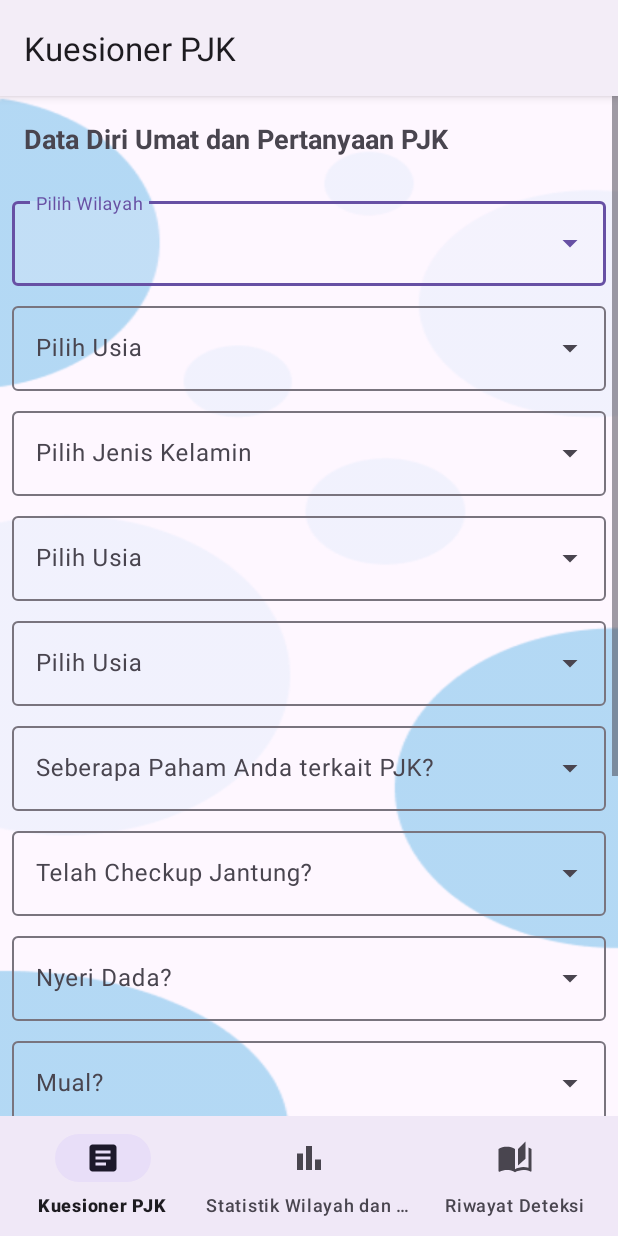
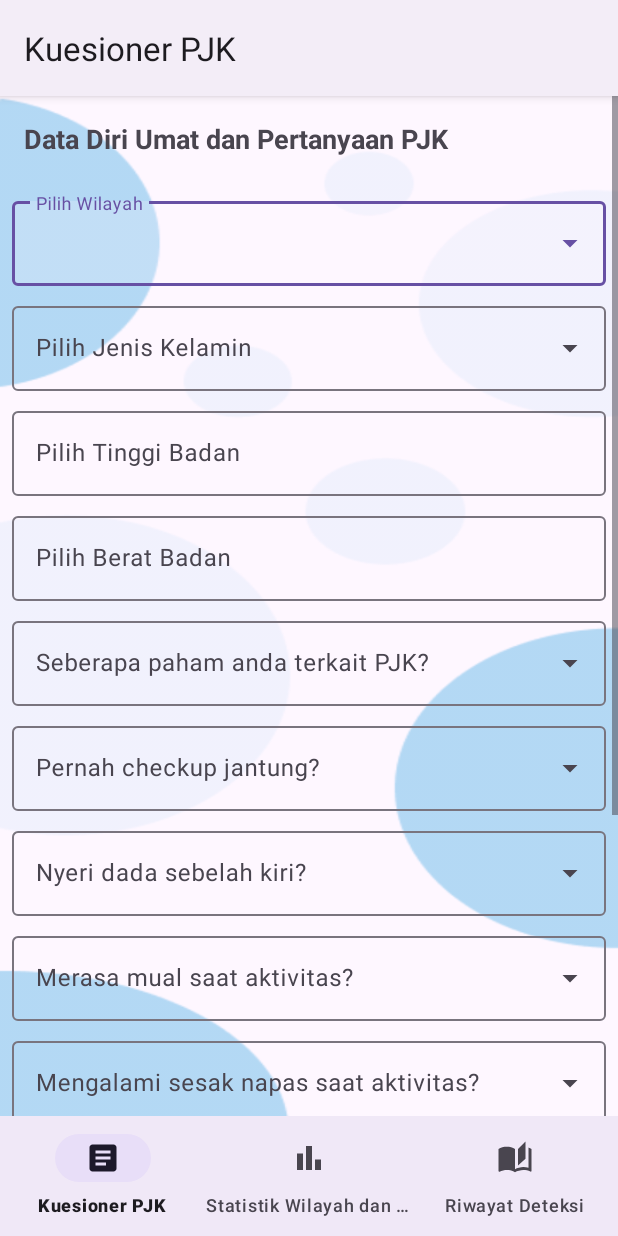
Before and after one commit to proyek-perangkat-lunak-de-la-salle/Mobile-Android, an Android app: the QuestionerFragment screen opened directly, with no data from a screen before it, on a phone screen of 412 x 824 dp. Run offline under Robolectric (Android 15) with nearby library versions, the phone set to English and light mode, and no system bars; our stand-ins replace navigation-ui.

Commit message:
fixing the fragment kuesioner layout

```diff
--- a/app/src/main/res/layout/fragment_questioner.xml
+++ b/app/src/main/res/layout/fragment_questioner.xml
@@ -33,16 +33,16 @@
                 android:textStyle="bold" />
 
             <com.google.android.material.textfield.TextInputLayout
-                android:id="@+id/pilih_wilayah_layout"
+                android:id="@+id/wilayah_layout"
                 style="@style/Widget.Material3.TextInputLayout.OutlinedBox.ExposedDropdownMenu"
                 android:layout_width="match_parent"
                 android:layout_height="wrap_content"
                 android:layout_marginHorizontal="8dp"
                 android:layout_marginTop="8dp"
-                android:hint="Pilih Wilayah">
+                android:hint="@string/hint_pilih_wilayah">
 
                 <AutoCompleteTextView
-                    android:id="@+id/autoCompletePilihWilayah"
+                    android:id="@+id/pilih_wilayah"
                     android:layout_width="match_parent"
                     android:layout_height="wrap_content"
                     android:inputType="none"
@@ -51,34 +51,16 @@
             </com.google.android.material.textfield.TextInputLayout>
 
             <com.google.android.material.textfield.TextInputLayout
-                android:id="@+id/usia_edt_layout"
+                android:id="@+id/jenis_kelamin_layout"
                 style="@style/Widget.Material3.TextInputLayout.OutlinedBox.ExposedDropdownMenu"
                 android:layout_width="match_parent"
                 android:layout_height="wrap_content"
                 android:layout_marginHorizontal="8dp"
                 android:layout_marginTop="8dp"
-                android:hint="Pilih Usia">
+                android:hint="@string/hint_pilih_jenis_kelamin">
 
                 <AutoCompleteTextView
-                    android:id="@+id/autoCompletePilihUsia"
-                    android:layout_width="match_parent"
-                    android:layout_height="wrap_content"
-                    android:inputType="none"
-                    app:simpleItems="@array/umur" />
-
-            </com.google.android.material.textfield.TextInputLayout>
-
-            <com.google.android.material.textfield.TextInputLayout
-                android:id="@+id/gender_edt_layout"
-                style="@style/Widget.Material3.TextInputLayout.OutlinedBox.ExposedDropdownMenu"
-                android:layout_width="match_parent"
-                android:layout_height="wrap_content"
-                android:layout_marginHorizontal="8dp"
-                android:layout_marginTop="8dp"
-                android:hint="Pilih Jenis Kelamin">
-
-                <AutoCompleteTextView
-                    android:id="@+id/autoCompletePilihGender"
+                    android:id="@+id/pilih_jenis_kelamin"
                     android:layout_width="match_parent"
                     android:layout_height="wrap_content"
                     android:inputType="none"
@@ -87,52 +69,48 @@
             </com.google.android.material.textfield.TextInputLayout>
 
             <com.google.android.material.textfield.TextInputLayout
-                android:id="@+id/tinggi_badan_edt_layout"
+                android:id="@+id/tinggi_layout"
+                android:layout_width="match_parent"
+                android:layout_height="wrap_content"
+                android:layout_marginHorizontal="8dp"
+                android:layout_marginTop="8dp"
+                android:hint="@string/hint_pilih_tinggi_badan">
+
+                <com.google.android.material.textfield.TextInputEditText
+                    android:id="@+id/edt_tinggi"
+                    android:layout_width="match_parent"
+                    android:layout_height="wrap_content"
+                    android:inputType="number"/>
+
+            </com.google.android.material.textfield.TextInputLayout>
+
+            <com.google.android.material.textfield.TextInputLayout
+                android:id="@+id/berat_badan_layout"
+                android:layout_width="match_parent"
+                android:layout_height="wrap_content"
+                android:layout_marginHorizontal="8dp"
+                android:layout_marginTop="8dp"
+                android:hint="@string/hint_berat_badan">
+
+                <com.google.android.material.textfield.TextInputEditText
+                    android:id="@+id/edt_berat_badan"
+                    android:layout_width="match_parent"
+                    android:inputType="number"
+                    android:layout_height="wrap_content" />
+
+            </com.google.android.material.textfield.TextInputLayout>
+
+            <com.google.android.material.textfield.TextInputLayout
+                android:id="@+id/paham_layout"
                 style="@style/Widget.Material3.TextInputLayout.OutlinedBox.ExposedDropdownMenu"
                 android:layout_width="match_parent"
                 android:layout_height="wrap_content"
                 android:layout_marginHorizontal="8dp"
                 android:layout_marginTop="8dp"
-                android:hint="Pilih Usia">
+                android:hint="@string/hint_paham">
 
                 <AutoCompleteTextView
-                    android:id="@+id/autoCompletePilihTinggiBadan"
-                    android:layout_width="match_parent"
-                    android:layout_height="wrap_content"
-                    android:inputType="none"
-                    app:simpleItems="@array/tinggi_badan" />
-
-            </com.google.android.material.textfield.TextInputLayout>
-
-            <com.google.android.material.textfield.TextInputLayout
-                android:id="@+id/berat_badan_edt_layout"
-                style="@style/Widget.Material3.TextInputLayout.OutlinedBox.ExposedDropdownMenu"
-                android:layout_width="match_parent"
-                android:layout_height="wrap_content"
-                android:layout_marginHorizontal="8dp"
-                android:layout_marginTop="8dp"
-                android:hint="Pilih Usia">
-
-                <AutoCompleteTextView
-                    android:id="@+id/autoCompletePilihBeratBadan"
-                    android:layout_width="match_parent"
-                    android:layout_height="wrap_content"
-                    android:inputType="none"
-                    app:simpleItems="@array/berat_badan" />
-
-            </com.google.android.material.textfield.TextInputLayout>
-
-            <com.google.android.material.textfield.TextInputLayout
-                android:id="@+id/paham_pjk_edt_layout"
-                style="@style/Widget.Material3.TextInputLayout.OutlinedBox.ExposedDropdownMenu"
-                android:layout_width="match_parent"
-                android:layout_height="wrap_content"
-                android:layout_marginHorizontal="8dp"
-                android:layout_marginTop="8dp"
-                android:hint="Seberapa Paham Anda terkait PJK?">
-
-                <AutoCompleteTextView
-                    android:id="@+id/autoCompletePahamPJK"
+                    android:id="@+id/pilih_paham"
                     android:layout_width="match_parent"
                     android:layout_height="wrap_content"
                     android:inputType="none"
@@ -140,18 +118,17 @@
 
             </com.google.android.material.textfield.TextInputLayout>
 
-
             <com.google.android.material.textfield.TextInputLayout
-                android:id="@+id/checkup_jantung_edt_layout"
+                android:id="@+id/checkup_jantung_layout"
                 style="@style/Widget.Material3.TextInputLayout.OutlinedBox.ExposedDropdownMenu"
                 android:layout_width="match_parent"
                 android:layout_height="wrap_content"
                 android:layout_marginHorizontal="8dp"
                 android:layout_marginTop="8dp"
-                android:hint="Telah Checkup Jantung?">
+                android:hint="@string/hint_checkup_jantung">
 
                 <AutoCompleteTextView
-                    android:id="@+id/autoCompleteCheckupJantung"
+                    android:id="@+id/pilih_checkup_jantung"
                     android:layout_width="match_parent"
                     android:layout_height="wrap_content"
                     android:inputType="none"
@@ -161,16 +138,16 @@
 
 
             <com.google.android.material.textfield.TextInputLayout
-                android:id="@+id/Nyeri_dada_edt_layout"
+                android:id="@+id/nyeri_dada_layout"
                 style="@style/Widget.Material3.TextInputLayout.OutlinedBox.ExposedDropdownMenu"
                 android:layout_width="match_parent"
                 android:layout_height="wrap_content"
                 android:layout_marginHorizontal="8dp"
                 android:layout_marginTop="8dp"
-                android:hint="Nyeri Dada?">
+                android:hint="@string/hint_nyeri_dada">
 
                 <AutoCompleteTextView
-                    android:id="@+id/autoCompleteNyeriDada"
+                    android:id="@+id/pilih_nyeri_dada"
                     android:layout_width="match_parent"
                     android:layout_height="wrap_content"
                     android:inputType="none"
@@ -180,16 +157,16 @@
 
 
             <com.google.android.material.textfield.TextInputLayout
-                android:id="@+id/mual_edt_layout"
+                android:id="@+id/mual_layout"
                 style="@style/Widget.Material3.TextInputLayout.OutlinedBox.ExposedDropdownMenu"
                 android:layout_width="match_parent"
                 android:layout_height="wrap_content"
                 android:layout_marginHorizontal="8dp"
                 android:layout_marginTop="8dp"
-                android:hint="Mual?">
+                android:hint="@string/hint_mual">
 
                 <AutoCompleteTextView
-                    android:id="@+id/autoCompleteMual"
+                    android:id="@+id/pilih_mual"
                     android:layout_width="match_parent"
                     android:layout_height="wrap_content"
                     android:inputType="none"
@@ -199,16 +176,16 @@
 
 
             <com.google.android.material.textfield.TextInputLayout
-                android:id="@+id/sesak_napas_edt_layout"
+                android:id="@+id/sesak_napas_layout"
                 style="@style/Widget.Material3.TextInputLayout.OutlinedBox.ExposedDropdownMenu"
                 android:layout_width="match_parent"
                 android:layout_height="wrap_content"
                 android:layout_marginHorizontal="8dp"
                 android:layout_marginTop="8dp"
-                android:hint="Sesak Napas?">
+                android:hint="@string/hint_sesak_napas">
 
                 <AutoCompleteTextView
-                    android:id="@+id/autoCompleteSesakNapas"
+                    android:id="@+id/pilih_sesak"
                     android:layout_width="match_parent"
                     android:layout_height="wrap_content"
                     android:inputType="none"
@@ -218,16 +195,16 @@
 
 
             <com.google.android.material.textfield.TextInputLayout
-                android:id="@+id/nyeri_ulu_hati_edt_layout"
+                android:id="@+id/nyeri_ulu_hati_layout"
                 style="@style/Widget.Material3.TextInputLayout.OutlinedBox.ExposedDropdownMenu"
                 android:layout_width="match_parent"
                 android:layout_height="wrap_content"
                 android:layout_marginHorizontal="8dp"
                 android:layout_marginTop="8dp"
-                android:hint="Nyeri Ulu Hati?">
+                android:hint="@string/hint_nyeri_ulu_hati">
 
                 <AutoCompleteTextView
-                    android:id="@+id/autoCompleteNyeriUluHati"
+                    android:id="@+id/pilih_nyeri_ulu_hati"
                     android:layout_width="match_parent"
                     android:layout_height="wrap_content"
                     android:inputType="none"
@@ -237,16 +214,16 @@
 
 
             <com.google.android.material.textfield.TextInputLayout
-                android:id="@+id/hipertensi_edt_layout"
+                android:id="@+id/riwayat_hipertensi_layout"
                 style="@style/Widget.Material3.TextInputLayout.OutlinedBox.ExposedDropdownMenu"
                 android:layout_width="match_parent"
                 android:layout_height="wrap_content"
                 android:layout_marginHorizontal="8dp"
                 android:layout_marginTop="8dp"
-                android:hint="Hipertensi?">
+                android:hint="@string/hint_riwayat_hipertensi">
 
                 <AutoCompleteTextView
-                    android:id="@+id/autoCompleteHipertensi"
+                    android:id="@+id/pilih_riwayat_hipertensi"
                     android:layout_width="match_parent"
                     android:layout_height="wrap_content"
                     android:inputType="none"
@@ -256,16 +233,35 @@
 
 
             <com.google.android.material.textfield.TextInputLayout
-                android:id="@+id/obesitas_edt_layout"
+                android:id="@+id/obesitas_layout"
                 style="@style/Widget.Material3.TextInputLayout.OutlinedBox.ExposedDropdownMenu"
                 android:layout_width="match_parent"
                 android:layout_height="wrap_content"
                 android:layout_marginHorizontal="8dp"
                 android:layout_marginTop="8dp"
-                android:hint="Obesitas?">
+                android:hint="@string/hint_obesitas">
 
                 <AutoCompleteTextView
-                    android:id="@+id/autoCompleteObesitas"
+                    android:id="@+id/pilih_obesitas"
+                    android:layout_width="match_parent"
+                    android:layout_height="wrap_content"
+                    android:inputType="none"
+                    app:simpleItems="@array/yes_or_no" />
+
+            </com.google.android.material.textfield.TextInputLayout>
+
+
+            <com.google.android.material.textfield.TextInputLayout
+                android:id="@+id/diabetes_layout"
+                style="@style/Widget.Material3.TextInputLayout.OutlinedBox.ExposedDropdownMenu"
+                android:layout_width="match_parent"
+                android:layout_height="wrap_content"
+                android:layout_marginHorizontal="8dp"
+                android:layout_marginTop="8dp"
+                android:hint="@string/hint_diabetes">
+
+                <AutoCompleteTextView
+                    android:id="@+id/pilih_diabetes"
                     android:layout_width="match_parent"
                     android:layout_height="wrap_content"
                     android:inputType="none"
@@ -274,34 +270,16 @@
             </com.google.android.material.textfield.TextInputLayout>
 
             <com.google.android.material.textfield.TextInputLayout
-                android:id="@+id/diabetes_edt_layout"
+                android:id="@+id/riwayat_pjk_layout"
                 style="@style/Widget.Material3.TextInputLayout.OutlinedBox.ExposedDropdownMenu"
                 android:layout_width="match_parent"
                 android:layout_height="wrap_content"
                 android:layout_marginHorizontal="8dp"
                 android:layout_marginTop="8dp"
-                android:hint="Diabetes?">
+                android:hint="@string/hint_pjk">
 
                 <AutoCompleteTextView
-                    android:id="@+id/autoCompleteDiabetes"
-                    android:layout_width="match_parent"
-                    android:layout_height="wrap_content"
-                    android:inputType="none"
-                    app:simpleItems="@array/yes_or_no" />
-
-            </com.google.android.material.textfield.TextInputLayout>
-
-            <com.google.android.material.textfield.TextInputLayout
-                android:id="@+id/genetika_edt_layout"
-                style="@style/Widget.Material3.TextInputLayout.OutlinedBox.ExposedDropdownMenu"
-                android:layout_width="match_parent"
-                android:layout_height="wrap_content"
-                android:layout_marginHorizontal="8dp"
-                android:layout_marginTop="8dp"
-                android:hint="Obesitas?">
-
-                <AutoCompleteTextView
-                    android:id="@+id/autoCompleteGenetika"
+                    android:id="@+id/pilih_pjk"
                     android:layout_width="match_parent"
                     android:layout_height="wrap_content"
                     android:inputType="none"
--- a/app/src/main/res/values/strings.xml
+++ b/app/src/main/res/values/strings.xml
@@ -86,5 +86,19 @@
     <string name="title_home">Kuesioner PJK</string>
     <string name="title_dashboard">Statistik Wilayah dan Paroki</string>
     <string name="title_notifications">Riwayat Deteksi</string>
+    <string name="hint_pilih_wilayah">Pilih Wilayah</string>
+    <string name="hint_pilih_jenis_kelamin">Pilih Jenis Kelamin</string>
+    <string name="hint_pilih_tinggi_badan">Pilih Tinggi Badan</string>
+    <string name="hint_berat_badan">Pilih Berat Badan</string>
+    <string name="hint_paham">Seberapa paham anda terkait PJK?</string>
+    <string name="hint_checkup_jantung">Pernah checkup jantung?</string>
+    <string name="hint_nyeri_dada">Nyeri dada sebelah kiri?</string>
+    <string name="hint_mual">Merasa mual saat aktivitas?</string>
+    <string name="hint_sesak_napas">Mengalami sesak napas saat aktivitas?</string>
+    <string name="hint_nyeri_ulu_hati">Nyeri ulu hati saat aktivitas?</string>
+    <string name="hint_riwayat_hipertensi">Memiliki riwayat hipertensi?</string>
+    <string name="hint_obesitas">Memiliki berat badan berlebih?</string>
+    <string name="hint_diabetes">Memiliki riwayat diabetes?</string>
+    <string name="hint_pjk">Memiliki riwayat Penyakit Jantung Koroner?</string>
 
 </resources>
```
